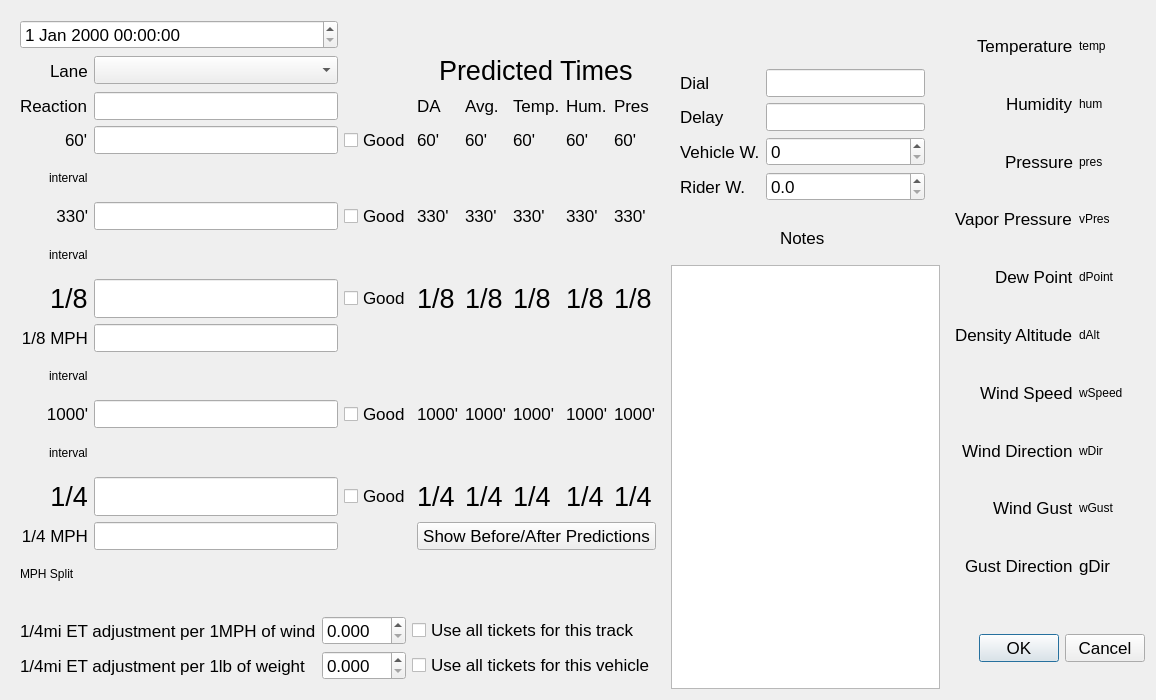
This is narob-desktop/ticketdialog.ui in iforgetware/narob as Qt 5 draws it before an edit. The edited form follows.
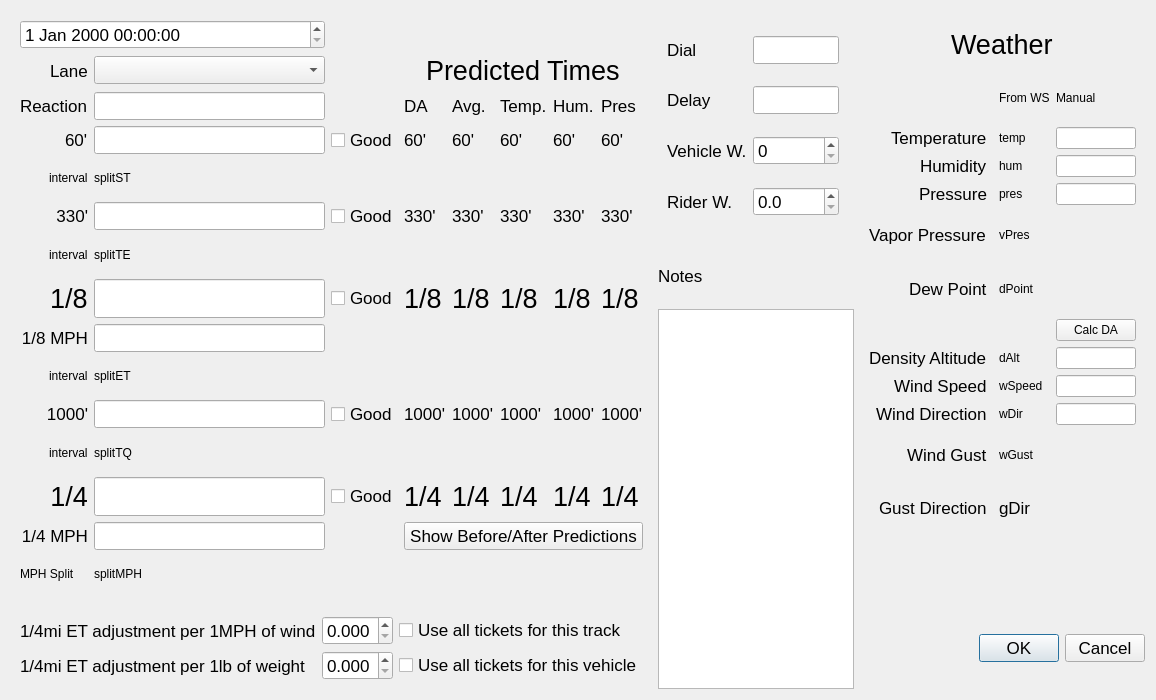
This is the edited form.

Commit message: v0.5.1 more prediction layout changes

Diff of the .ui file:
```diff
--- a/narob-desktop/ticketdialog.ui
+++ b/narob-desktop/ticketdialog.ui
@@ -26,219 +26,6 @@
    <string>Ticket</string>
   </property>
   <layout class="QGridLayout" name="gridLayout">
-   <item row="6" column="13" rowspan="10">
-    <widget class="QFrame" name="weatherFrame">
-     <property name="frameShape">
-      <enum>QFrame::NoFrame</enum>
-     </property>
-     <property name="frameShadow">
-      <enum>QFrame::Raised</enum>
-     </property>
-     <layout class="QGridLayout" name="gridLayout_4">
-      <item row="2" column="2">
-       <widget class="QLabel" name="pressure">
-        <property name="text">
-         <string>pres</string>
-        </property>
-       </widget>
-      </item>
-      <item row="6" column="2">
-       <widget class="QLabel" name="windSpeed">
-        <property name="text">
-         <string>wSpeed</string>
-        </property>
-       </widget>
-      </item>
-      <item row="7" column="0" alignment="Qt::AlignRight">
-       <widget class="QLabel" name="currentWindDirectionLabel">
-        <property name="font">
-         <font>
-          <pointsize>13</pointsize>
-         </font>
-        </property>
-        <property name="text">
-         <string>Wind Direction</string>
-        </property>
-       </widget>
-      </item>
-      <item row="2" column="0" alignment="Qt::AlignRight">
-       <widget class="QLabel" name="currentPressureLabel">
-        <property name="font">
-         <font>
-          <pointsize>13</pointsize>
-         </font>
-        </property>
-        <property name="text">
-         <string>Pressure</string>
-        </property>
-       </widget>
-      </item>
-      <item row="0" column="2">
-       <widget class="QLabel" name="temperature">
-        <property name="text">
-         <string>temp</string>
-        </property>
-       </widget>
-      </item>
-      <item row="3" column="2">
-       <widget class="QLabel" name="vaporPressure">
-        <property name="text">
-         <string>vPres</string>
-        </property>
-       </widget>
-      </item>
-      <item row="4" column="0" alignment="Qt::AlignRight">
-       <widget class="QLabel" name="currentDewPointLabel">
-        <property name="font">
-         <font>
-          <pointsize>13</pointsize>
-         </font>
-        </property>
-        <property name="text">
-         <string>Dew Point</string>
-        </property>
-       </widget>
-      </item>
-      <item row="5" column="0" alignment="Qt::AlignRight">
-       <widget class="QLabel" name="currentDensityALabel">
-        <property name="font">
-         <font>
-          <pointsize>13</pointsize>
-         </font>
-        </property>
-        <property name="text">
-         <string>Density Altitude</string>
-        </property>
-       </widget>
-      </item>
-      <item row="5" column="2">
-       <widget class="QLabel" name="densityAltitude">
-        <property name="text">
-         <string>dAlt</string>
-        </property>
-       </widget>
-      </item>
-      <item row="7" column="2">
-       <widget class="QLabel" name="windDirection">
-        <property name="text">
-         <string>wDir</string>
-        </property>
-       </widget>
-      </item>
-      <item row="8" column="2">
-       <widget class="QLabel" name="windGust">
-        <property name="text">
-         <string>wGust</string>
-        </property>
-       </widget>
-      </item>
-      <item row="1" column="2">
-       <widget class="QLabel" name="humidity">
-        <property name="text">
-         <string>hum</string>
-        </property>
-       </widget>
-      </item>
-      <item row="0" column="0" alignment="Qt::AlignRight">
-       <widget class="QLabel" name="currentTemperatureLabel">
-        <property name="font">
-         <font>
-          <pointsize>13</pointsize>
-         </font>
-        </property>
-        <property name="text">
-         <string>Temperature</string>
-        </property>
-       </widget>
-      </item>
-      <item row="8" column="0" alignment="Qt::AlignRight">
-       <widget class="QLabel" name="currentWindGustLabel">
-        <property name="font">
-         <font>
-          <pointsize>13</pointsize>
-         </font>
-        </property>
-        <property name="text">
-         <string>Wind Gust</string>
-        </property>
-       </widget>
-      </item>
-      <item row="1" column="0" alignment="Qt::AlignRight">
-       <widget class="QLabel" name="currentHumidityLabel">
-        <property name="sizePolicy">
-         <sizepolicy hsizetype="Preferred" vsizetype="Preferred">
-          <horstretch>0</horstretch>
-          <verstretch>0</verstretch>
-         </sizepolicy>
-        </property>
-        <property name="font">
-         <font>
-          <pointsize>13</pointsize>
-         </font>
-        </property>
-        <property name="text">
-         <string>Humidity</string>
-        </property>
-       </widget>
-      </item>
-      <item row="6" column="0" alignment="Qt::AlignRight">
-       <widget class="QLabel" name="currentWindSpeedLabel">
-        <property name="font">
-         <font>
-          <pointsize>13</pointsize>
-         </font>
-        </property>
-        <property name="text">
-         <string>Wind Speed</string>
-        </property>
-       </widget>
-      </item>
-      <item row="4" column="2">
-       <widget class="QLabel" name="dewPoint">
-        <property name="text">
-         <string>dPoint</string>
-        </property>
-       </widget>
-      </item>
-      <item row="9" column="0" alignment="Qt::AlignRight">
-       <widget class="QLabel" name="currentWindGustDirLabel">
-        <property name="font">
-         <font>
-          <pointsize>13</pointsize>
-         </font>
-        </property>
-        <property name="text">
-         <string>Gust Direction</string>
-        </property>
-       </widget>
-      </item>
-      <item row="9" column="2">
-       <widget class="QLabel" name="windGustDir">
-        <property name="font">
-         <font>
-          <pointsize>13</pointsize>
-         </font>
-        </property>
-        <property name="text">
-         <string>gDir</string>
-        </property>
-       </widget>
-      </item>
-      <item row="3" column="0">
-       <widget class="QLabel" name="currentVaporPressureLabel">
-        <property name="font">
-         <font>
-          <pointsize>13</pointsize>
-         </font>
-        </property>
-        <property name="text">
-         <string>Vapor Pressure</string>
-        </property>
-       </widget>
-      </item>
-     </layout>
-    </widget>
-   </item>
    <item row="16" column="0" colspan="9">
     <widget class="QFrame" name="predictionFrame">
      <property name="sizePolicy">
@@ -356,27 +143,6 @@
      </property>
     </widget>
    </item>
-   <item row="9" column="11" rowspan="8" colspan="2">
-    <widget class="QPlainTextEdit" name="notesEdit">
-     <property name="font">
-      <font>
-       <pointsize>13</pointsize>
-      </font>
-     </property>
-    </widget>
-   </item>
-   <item row="8" column="11" alignment="Qt::AlignHCenter">
-    <widget class="QLabel" name="notesLabel">
-     <property name="font">
-      <font>
-       <pointsize>13</pointsize>
-      </font>
-     </property>
-     <property name="text">
-      <string>Notes</string>
-     </property>
-    </widget>
-   </item>
    <item row="6" column="0" rowspan="10" colspan="9">
     <widget class="QFrame" name="clockFrame">
      <property name="frameShape">
@@ -652,7 +418,7 @@
       <item row="14" column="1">
        <widget class="QLabel" name="splitET">
         <property name="text">
-         <string/>
+         <string>splitET</string>
         </property>
        </widget>
       </item>
@@ -849,7 +615,7 @@
       <item row="11" column="1">
        <widget class="QLabel" name="splitTE">
         <property name="text">
-         <string/>
+         <string>splitTE</string>
         </property>
        </widget>
       </item>
@@ -989,21 +755,6 @@
         </property>
        </widget>
       </item>
-      <item row="0" column="0" colspan="2">
-       <widget class="QDateTimeEdit" name="dateTimeEdit">
-        <property name="sizePolicy">
-         <sizepolicy hsizetype="Preferred" vsizetype="Fixed">
-          <horstretch>0</horstretch>
-          <verstretch>0</verstretch>
-         </sizepolicy>
-        </property>
-        <property name="font">
-         <font>
-          <pointsize>13</pointsize>
-         </font>
-        </property>
-       </widget>
-      </item>
       <item row="11" column="0" alignment="Qt::AlignRight">
        <widget class="QLabel" name="label_2">
         <property name="text">
@@ -1038,7 +789,7 @@
       <item row="16" column="1">
        <widget class="QLabel" name="splitTQ">
         <property name="text">
-         <string/>
+         <string>splitTQ</string>
         </property>
        </widget>
       </item>
@@ -1156,7 +907,7 @@
          </sizepolicy>
         </property>
         <property name="text">
-         <string/>
+         <string>splitST</string>
         </property>
        </widget>
       </item>
@@ -1197,14 +948,29 @@
       <item row="19" column="1">
        <widget class="QLabel" name="splitMPH">
         <property name="text">
-         <string/>
+         <string>splitMPH</string>
+        </property>
+       </widget>
+      </item>
+      <item row="0" column="0" colspan="2">
+       <widget class="QDateTimeEdit" name="dateTimeEdit">
+        <property name="sizePolicy">
+         <sizepolicy hsizetype="Preferred" vsizetype="Fixed">
+          <horstretch>0</horstretch>
+          <verstretch>0</verstretch>
+         </sizepolicy>
+        </property>
+        <property name="font">
+         <font>
+          <pointsize>13</pointsize>
+         </font>
         </property>
        </widget>
       </item>
      </layout>
     </widget>
    </item>
-   <item row="7" column="11">
+   <item row="6" column="11" rowspan="4">
     <widget class="QFrame" name="extraInfoFrame">
      <property name="frameShape">
       <enum>QFrame::NoFrame</enum>
@@ -1315,6 +1081,291 @@
      </layout>
     </widget>
    </item>
+   <item row="10" column="11">
+    <widget class="QLabel" name="notesLabel">
+     <property name="font">
+      <font>
+       <pointsize>13</pointsize>
+      </font>
+     </property>
+     <property name="text">
+      <string>Notes</string>
+     </property>
+    </widget>
+   </item>
+   <item row="11" column="11" rowspan="6" colspan="2">
+    <widget class="QPlainTextEdit" name="notesEdit">
+     <property name="font">
+      <font>
+       <pointsize>13</pointsize>
+      </font>
+     </property>
+    </widget>
+   </item>
+   <item row="6" column="13" rowspan="9">
+    <widget class="QFrame" name="weatherFrame">
+     <property name="frameShape">
+      <enum>QFrame::NoFrame</enum>
+     </property>
+     <property name="frameShadow">
+      <enum>QFrame::Raised</enum>
+     </property>
+     <layout class="QGridLayout" name="gridLayout_4">
+      <item row="1" column="2">
+       <widget class="QLabel" name="fromWSLabel">
+        <property name="text">
+         <string>From WS</string>
+        </property>
+       </widget>
+      </item>
+      <item row="10" column="3">
+       <widget class="QLineEdit" name="windDirectionEdit"/>
+      </item>
+      <item row="8" column="2">
+       <widget class="QLabel" name="densityAltitude">
+        <property name="text">
+         <string>dAlt</string>
+        </property>
+       </widget>
+      </item>
+      <item row="6" column="0" alignment="Qt::AlignRight">
+       <widget class="QLabel" name="currentDewPointLabel">
+        <property name="font">
+         <font>
+          <pointsize>13</pointsize>
+         </font>
+        </property>
+        <property name="text">
+         <string>Dew Point</string>
+        </property>
+       </widget>
+      </item>
+      <item row="9" column="2">
+       <widget class="QLabel" name="windSpeed">
+        <property name="text">
+         <string>wSpeed</string>
+        </property>
+       </widget>
+      </item>
+      <item row="2" column="0" alignment="Qt::AlignRight">
+       <widget class="QLabel" name="currentTemperatureLabel">
+        <property name="font">
+         <font>
+          <pointsize>13</pointsize>
+         </font>
+        </property>
+        <property name="text">
+         <string>Temperature</string>
+        </property>
+       </widget>
+      </item>
+      <item row="3" column="3">
+       <widget class="QLineEdit" name="humidityEdit"/>
+      </item>
+      <item row="3" column="0" alignment="Qt::AlignRight">
+       <widget class="QLabel" name="currentHumidityLabel">
+        <property name="sizePolicy">
+         <sizepolicy hsizetype="Preferred" vsizetype="Preferred">
+          <horstretch>0</horstretch>
+          <verstretch>0</verstretch>
+         </sizepolicy>
+        </property>
+        <property name="font">
+         <font>
+          <pointsize>13</pointsize>
+         </font>
+        </property>
+        <property name="text">
+         <string>Humidity</string>
+        </property>
+       </widget>
+      </item>
+      <item row="4" column="2">
+       <widget class="QLabel" name="pressure">
+        <property name="text">
+         <string>pres</string>
+        </property>
+       </widget>
+      </item>
+      <item row="8" column="0" alignment="Qt::AlignRight">
+       <widget class="QLabel" name="currentDensityALabel">
+        <property name="font">
+         <font>
+          <pointsize>13</pointsize>
+         </font>
+        </property>
+        <property name="text">
+         <string>Density Altitude</string>
+        </property>
+       </widget>
+      </item>
+      <item row="12" column="0" alignment="Qt::AlignRight">
+       <widget class="QLabel" name="currentWindGustDirLabel">
+        <property name="font">
+         <font>
+          <pointsize>13</pointsize>
+         </font>
+        </property>
+        <property name="text">
+         <string>Gust Direction</string>
+        </property>
+       </widget>
+      </item>
+      <item row="10" column="2">
+       <widget class="QLabel" name="windDirection">
+        <property name="text">
+         <string>wDir</string>
+        </property>
+       </widget>
+      </item>
+      <item row="10" column="0" alignment="Qt::AlignRight">
+       <widget class="QLabel" name="currentWindDirectionLabel">
+        <property name="font">
+         <font>
+          <pointsize>13</pointsize>
+         </font>
+        </property>
+        <property name="text">
+         <string>Wind Direction</string>
+        </property>
+       </widget>
+      </item>
+      <item row="9" column="0" alignment="Qt::AlignRight">
+       <widget class="QLabel" name="currentWindSpeedLabel">
+        <property name="font">
+         <font>
+          <pointsize>13</pointsize>
+         </font>
+        </property>
+        <property name="text">
+         <string>Wind Speed</string>
+        </property>
+       </widget>
+      </item>
+      <item row="2" column="2">
+       <widget class="QLabel" name="temperature">
+        <property name="text">
+         <string>temp</string>
+        </property>
+       </widget>
+      </item>
+      <item row="6" column="2">
+       <widget class="QLabel" name="dewPoint">
+        <property name="text">
+         <string>dPoint</string>
+        </property>
+       </widget>
+      </item>
+      <item row="4" column="3">
+       <widget class="QLineEdit" name="pressureEdit"/>
+      </item>
+      <item row="5" column="2">
+       <widget class="QLabel" name="vaporPressure">
+        <property name="text">
+         <string>vPres</string>
+        </property>
+       </widget>
+      </item>
+      <item row="3" column="2">
+       <widget class="QLabel" name="humidity">
+        <property name="text">
+         <string>hum</string>
+        </property>
+       </widget>
+      </item>
+      <item row="11" column="0" alignment="Qt::AlignRight">
+       <widget class="QLabel" name="currentWindGustLabel">
+        <property name="font">
+         <font>
+          <pointsize>13</pointsize>
+         </font>
+        </property>
+        <property name="text">
+         <string>Wind Gust</string>
+        </property>
+       </widget>
+      </item>
+      <item row="12" column="2">
+       <widget class="QLabel" name="windGustDir">
+        <property name="font">
+         <font>
+          <pointsize>13</pointsize>
+         </font>
+        </property>
+        <property name="text">
+         <string>gDir</string>
+        </property>
+       </widget>
+      </item>
+      <item row="1" column="3">
+       <widget class="QLabel" name="ManualLabel">
+        <property name="text">
+         <string>Manual</string>
+        </property>
+       </widget>
+      </item>
+      <item row="9" column="3">
+       <widget class="QLineEdit" name="windSpeedEdit"/>
+      </item>
+      <item row="0" column="0" colspan="4" alignment="Qt::AlignHCenter">
+       <widget class="QLabel" name="weatherLabel">
+        <property name="font">
+         <font>
+          <pointsize>20</pointsize>
+         </font>
+        </property>
+        <property name="text">
+         <string>Weather</string>
+        </property>
+       </widget>
+      </item>
+      <item row="2" column="3">
+       <widget class="QLineEdit" name="temperatureEdit"/>
+      </item>
+      <item row="11" column="2">
+       <widget class="QLabel" name="windGust">
+        <property name="text">
+         <string>wGust</string>
+        </property>
+       </widget>
+      </item>
+      <item row="4" column="0" alignment="Qt::AlignRight">
+       <widget class="QLabel" name="currentPressureLabel">
+        <property name="font">
+         <font>
+          <pointsize>13</pointsize>
+         </font>
+        </property>
+        <property name="text">
+         <string>Pressure</string>
+        </property>
+       </widget>
+      </item>
+      <item row="8" column="3">
+       <widget class="QLineEdit" name="densityAltitudeEdit"/>
+      </item>
+      <item row="5" column="0">
+       <widget class="QLabel" name="currentVaporPressureLabel">
+        <property name="font">
+         <font>
+          <pointsize>13</pointsize>
+         </font>
+        </property>
+        <property name="text">
+         <string>Vapor Pressure</string>
+        </property>
+       </widget>
+      </item>
+      <item row="7" column="3">
+       <widget class="QPushButton" name="calcDAButton">
+        <property name="text">
+         <string>Calc DA</string>
+        </property>
+       </widget>
+      </item>
+     </layout>
+    </widget>
+   </item>
   </layout>
  </widget>
  <tabstops>
```
The commit also changes 86 other files.
